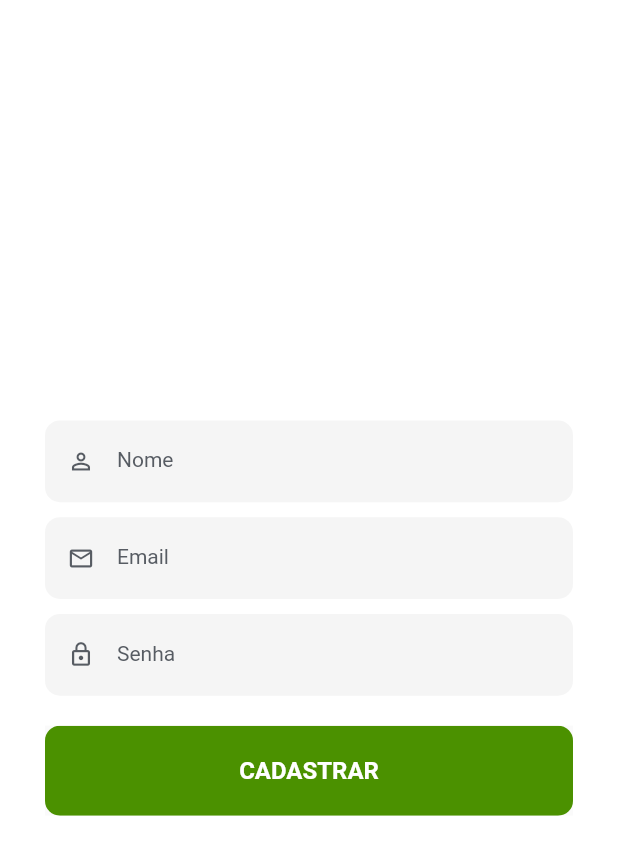
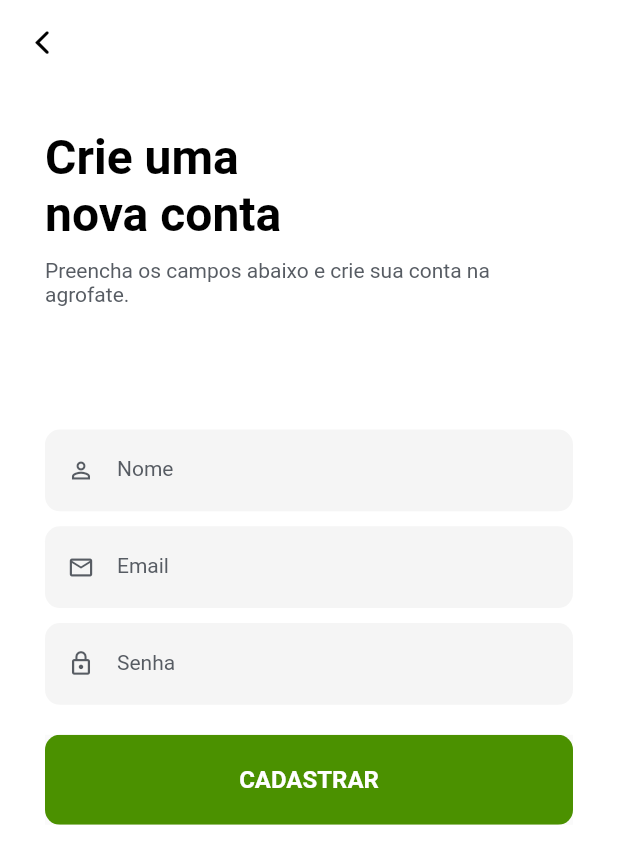
Before and after one commit to agrofate/agrofate-mobile-app, a Flutter app: the screen it shows after launch, after a tap on "CADASTRAR", on a phone screen of 412 x 824 dp. Shown: the top 864 px of the screen. Run offline on Flutter 3.47's test engine with Material 2 defaults, Android fonts, the phone set to English and light mode, and no system bars; our stand-ins replace font_awesome_flutter; network calls fail.

Commit message:
Frontend: tela register_screen.dart finalizada e ajuste de erro na forecast_screen.dart

```diff
--- a/lib/main.dart
+++ b/lib/main.dart
@@ -16,6 +16,17 @@ class MyApp extends StatelessWidget {
       debugShowCheckedModeBanner: false,
       theme: ThemeData(
         primarySwatch: Colors.blue,
+        appBarTheme: const AppBarTheme(
+            color: Colors.white,
+            elevation: 0,
+            brightness: Brightness.light,
+            iconTheme: IconThemeData(color: Colors.black),
+            textTheme: TextTheme(
+              headline6: TextStyle(
+                color: Color(0xff8b8b8b),
+                fontSize: 18,
+              ),
+            )),
       ),
       home: LoginScreen(),
     );
--- a/lib/screens/forecast_screen.dart
+++ b/lib/screens/forecast_screen.dart
@@ -9,7 +9,6 @@ class ForecastScreen extends StatefulWidget {
 }
 
 class _ForecastScreenState extends State<ForecastScreen> {
-
   var temp;
   var description;
   var currently;
@@ -20,11 +19,12 @@ class _ForecastScreenState extends State<ForecastScreen> {
   var codigo;
   var nome_local;
 
-  Future getWeather () async {
-    this.lat = 0;
-    this.long = 0;
-    this.codigo = 0;
-    http.Response response = await http.get("https://api.openweathermap.org/data/2.5/weather?lat=${lat}&lon=${long}&lang=pt_br&units=metric&appid=${codigo}");
+  Future getWeather() async {
+    this.lat = -23.5638291;
+    this.long = -46.007628;
+    this.codigo = 'd34a8560ca9bb25f136577a590378db0';
+    http.Response response = await http.get(
+        "https://api.openweathermap.org/data/2.5/weather?lat=${lat}&lon=${long}&lang=pt_br&units=metric&appid=${codigo}");
     var results = jsonDecode(response.body);
     setState(() {
       this.temp = results['main']['temp'];
@@ -37,7 +37,7 @@ class _ForecastScreenState extends State<ForecastScreen> {
   }
 
   @override
-  void initState () {
+  void initState() {
     super.initState();
     this.getWeather();
   }
@@ -76,8 +76,7 @@ class _ForecastScreenState extends State<ForecastScreen> {
                   style: TextStyle(
                       color: Colors.white,
                       fontSize: 14.0,
-                      fontWeight: FontWeight.w600
-                    ),
+                      fontWeight: FontWeight.w600),
                 ),
               ),
               Text(
@@ -85,8 +84,7 @@ class _ForecastScreenState extends State<ForecastScreen> {
                 style: TextStyle(
                     color: Colors.white,
                     fontSize: 40.0,
-                    fontWeight: FontWeight.w600
-                  ),
+                    fontWeight: FontWeight.w600),
               ),
               Padding(
                 padding: EdgeInsets.only(top: 10.0),
@@ -95,8 +93,7 @@ class _ForecastScreenState extends State<ForecastScreen> {
                   style: TextStyle(
                       color: Colors.white,
                       fontSize: 14.0,
-                      fontWeight: FontWeight.w600
-                    ),
+                      fontWeight: FontWeight.w600),
                 ),
               ),
             ],
@@ -110,29 +107,31 @@ class _ForecastScreenState extends State<ForecastScreen> {
               ListTile(
                 leading: FaIcon(FontAwesomeIcons.thermometerHalf),
                 title: Text("Temperatura"),
-                    trailing: Text(temp != null ? temp.toString() + "\u00B0" : "Loading"),
+                trailing:
+                    Text(temp != null ? temp.toString() + "\u00B0" : "Loading"),
               ),
               ListTile(
                 leading: FaIcon(FontAwesomeIcons.cloud),
                 title: Text("Tempo"),
-                    trailing: Text(description != null ? description.toString() : "Loading"),
+                trailing: Text(
+                    description != null ? description.toString() : "Loading"),
               ),
               ListTile(
                 leading: FaIcon(FontAwesomeIcons.sun),
                 title: Text("Umidade"),
-                    trailing: Text(humidity != null ? humidity.toString() : "Loading"),
+                trailing:
+                    Text(humidity != null ? humidity.toString() : "Loading"),
               ),
               ListTile(
                 leading: FaIcon(FontAwesomeIcons.wind),
                 title: Text("Vento"),
-                    trailing: Text(windSpeed != null ? windSpeed.toString() : "Loading"),
+                trailing:
+                    Text(windSpeed != null ? windSpeed.toString() : "Loading"),
               ),
             ],
           ),
-            )
-          )
+        ))
       ],
-      )
-    );
+    ));
   }
 }
--- a/lib/screens/register_screen.dart
+++ b/lib/screens/register_screen.dart
@@ -1,8 +1,12 @@
 import 'package:agrofate_mobile_app/screens/forecast_screen.dart';
 // import 'package:agrofate_mobile_app/utilities/constants.dart';
 import 'package:agrofate_mobile_app/widgets/button_widget.dart';
+import 'package:agrofate_mobile_app/widgets/description_forms_widget.dart';
 import 'package:agrofate_mobile_app/widgets/textfield_widget.dart';
+import 'package:agrofate_mobile_app/widgets/title_forms_widget.dart';
+import 'package:flutter/cupertino.dart';
 import 'package:flutter/material.dart';
+import 'package:flutter/painting.dart';
 
 class RegisterScreen extends StatefulWidget {
   const RegisterScreen({Key? key}) : super(key: key);
@@ -18,17 +22,43 @@ class _RegisterScreenState extends State<RegisterScreen> {
 
   @override
   Widget build(BuildContext context) {
-    // final size = MediaQuery.of(context).size;
+    final size = MediaQuery.of(context).size;
 
     return Scaffold(
+      appBar: AppBar(
+        leading: IconButton(
+          icon: const Icon(CupertinoIcons.back, color: Colors.black),
+          onPressed: () => Navigator.of(context).pop(),
+        ),
+      ),
       backgroundColor: Colors.white,
-      body: Stack(
+      body: Form(
+        child: SingleChildScrollView(
+          child: Column(
+            mainAxisAlignment: MainAxisAlignment.start,
             children: [
               Padding(
                 padding: const EdgeInsets.all(30.0),
                 child: Column(
-              mainAxisAlignment: MainAxisAlignment.center,
                   children: [
+                    Row(
+                      mainAxisAlignment: MainAxisAlignment.start,
+                      children: [
+                        TitleFormsWidget(
+                          titleText: 'Crie uma \nnova conta',
+                        ),
+                      ],
+                    ),
+                    SizedBox(
+                      height: 10,
+                    ),
+                    DescriptionFormsWidget(
+                      descriptionText:
+                          'Preencha os campos abaixo e crie sua conta na agrofate.',
+                    ),
+                    SizedBox(
+                      height: size.height * 0.1,
+                    ),
                     TextFieldWidget(
                       hintText: 'Nome',
                       prefixIconData: Icons.person_outline,
@@ -76,6 +106,8 @@ class _RegisterScreenState extends State<RegisterScreen> {
               )
             ],
           ),
+        ),
+      ),
     );
   }
 }
--- /dev/null
+++ b/lib/widgets/description_forms_widget.dart
@@ -0,0 +1,21 @@
+import 'package:flutter/material.dart';
+
+class DescriptionFormsWidget extends StatelessWidget {
+  const DescriptionFormsWidget({
+    Key? key,
+    required this.descriptionText,
+  }) : super(key: key);
+
+  final String descriptionText;
+
+  @override
+  Widget build(BuildContext context) {
+    return Text(
+      descriptionText,
+      style: const TextStyle(
+        color: Color(0xff575c63),
+        fontSize: 14,
+      ),
+    );
+  }
+}
--- /dev/null
+++ b/lib/widgets/title_forms_widget.dart
@@ -0,0 +1,22 @@
+import 'package:flutter/material.dart';
+
+class TitleFormsWidget extends StatelessWidget {
+  const TitleFormsWidget({
+    Key? key,
+    required this.titleText,
+  }) : super(key: key);
+
+  final String titleText;
+
+  @override
+  Widget build(BuildContext context) {
+    return Text(
+      titleText,
+      style: const TextStyle(
+        color: Colors.black,
+        fontSize: 32,
+        fontWeight: FontWeight.bold,
+      ),
+    );
+  }
+}
```
Lines whose indentation alone changed are shown as unchanged.
